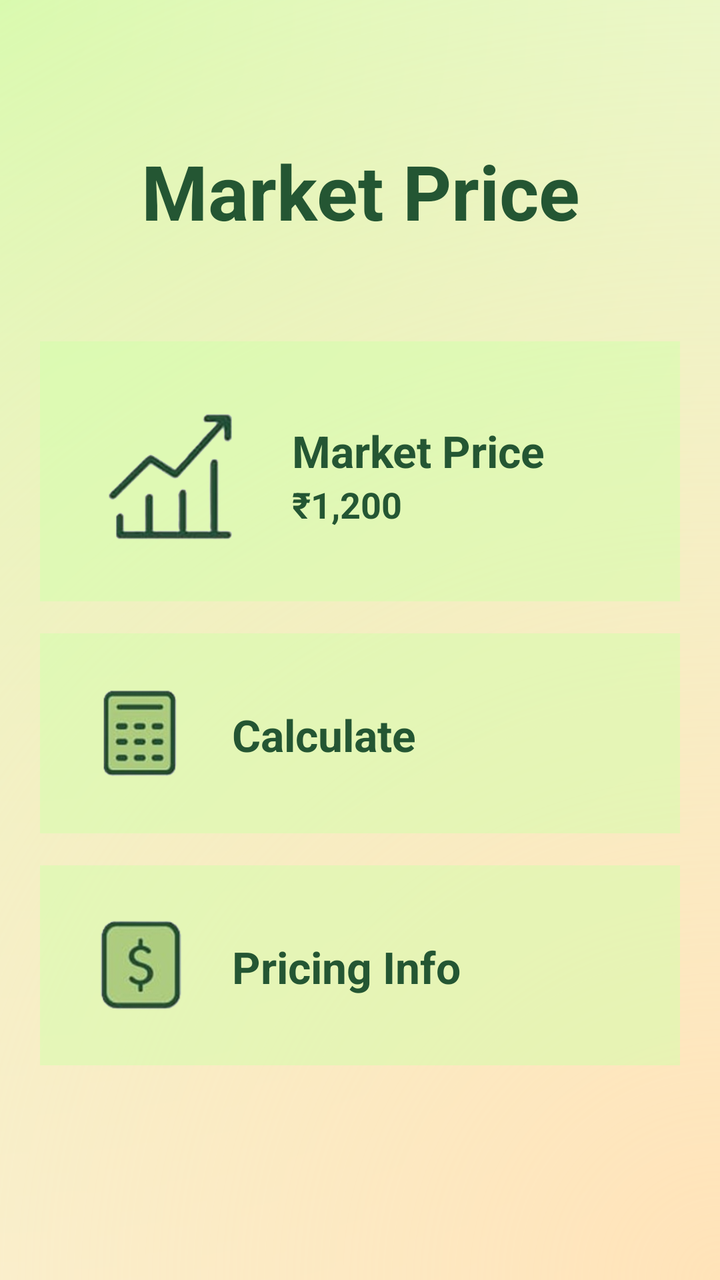
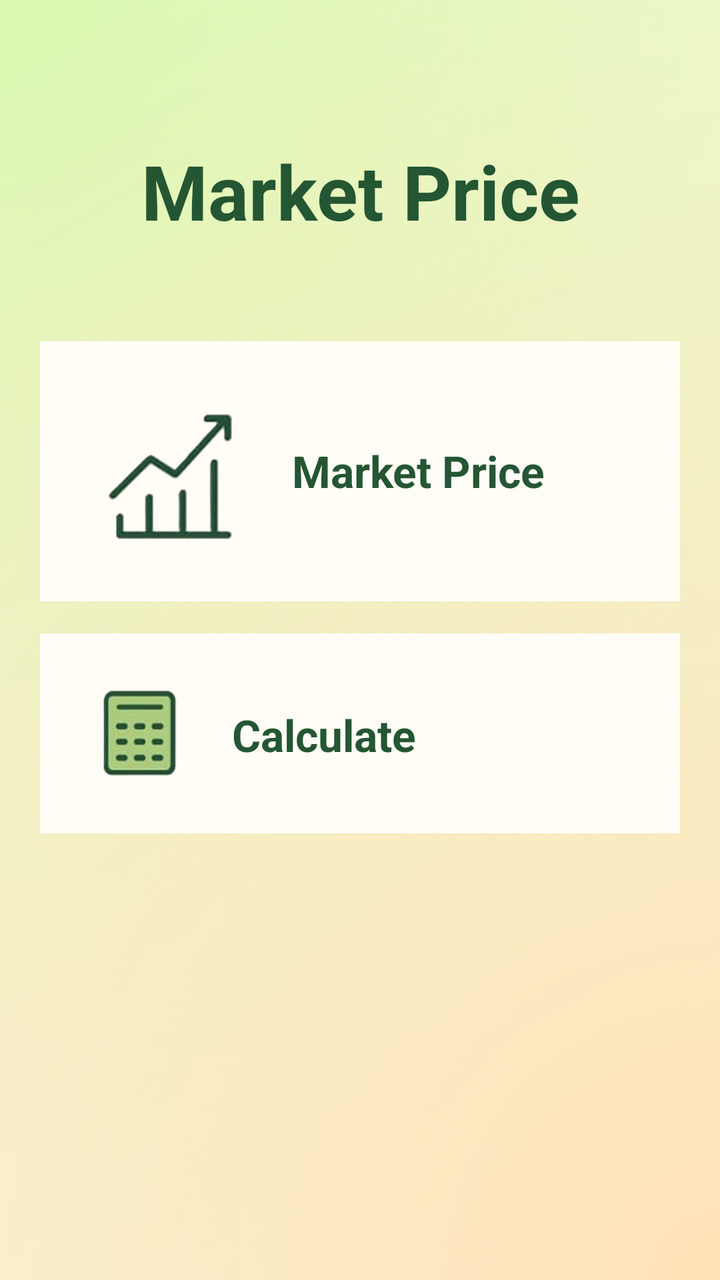

An Android layout rendered at two revisions. The XML below is the earlier revision; the diff shows what the commit changed to produce the second picture.
<!-- AndroidManifest.xml: application theme Theme.Sakha -->
<!-- res/layout/activity_marketprice.xml -->
<?xml version="1.0" encoding="utf-8"?>
<LinearLayout xmlns:android="http://schemas.android.com/apk/res/android"
    android:layout_width="match_parent"
    android:layout_height="match_parent"
    android:orientation="vertical"
    android:padding="20dp"
    android:background="@drawable/radiant_bg">

    <TextView
        android:id="@+id/tvTitle"
        android:layout_width="match_parent"
        android:layout_height="wrap_content"
        android:text="Market Price"
        android:textSize="38sp"
        android:textStyle="bold"
        android:textColor="@color/darkGreen_text"
        android:gravity="center"
        android:layout_marginVertical="50dp"/>

    <LinearLayout
        android:id="@+id/cardMarketPrice"
        android:layout_width="match_parent"
        android:layout_height="wrap_content"
        android:orientation="horizontal"
        android:padding="20dp"
        android:background="@color/newgreen"

        android:layout_marginBottom="16dp">

        <ImageView
            android:layout_width="90dp"
            android:layout_height="90dp"
            android:contentDescription="market Price"
            android:src="@drawable/mk_price_icon"
            android:layout_marginEnd="16dp" />

        <LinearLayout
            android:layout_width="wrap_content"
            android:layout_height="wrap_content"
            android:orientation="vertical"
            android:layout_marginTop="20dp">

            <TextView
                android:layout_width="wrap_content"
                android:layout_height="wrap_content"
                android:text="Market Price"
                android:textSize="22sp"
                android:textColor="@color/darkGreen_text"
                android:textStyle="bold"/>

            <TextView
                android:id="@+id/tvMarketPrice"
                android:layout_width="wrap_content"
                android:layout_height="wrap_content"
                android:text="₹1,200"
                android:textSize="18sp"
                android:textColor="@color/darkGreen_text"
                android:textStyle="bold"/>
        </LinearLayout>
    </LinearLayout>

    <LinearLayout
        android:id="@+id/Calculate"
        android:layout_width="match_parent"
        android:layout_height="wrap_content"
        android:orientation="horizontal"
        android:padding="20dp"
        android:layout_marginBottom="16dp"
        android:background="@color/newgreen">

        <ImageView
            android:layout_width="60dp"
            android:layout_height="60dp"
            android:contentDescription="calculate"
            android:src="@drawable/calculator_icon"
            android:layout_marginEnd="16dp" />

        <TextView
            android:layout_width="wrap_content"
            android:layout_height="wrap_content"
            android:text="Calculate"
            android:layout_marginTop="16dp"
            android:textSize="22sp"
            android:textColor="@color/darkGreen_text"
            android:textStyle="bold"/>
    </LinearLayout>

    <LinearLayout
        android:id="@+id/cardPricingInfo"
        android:layout_width="match_parent"
        android:layout_height="wrap_content"
        android:orientation="horizontal"
        android:padding="20dp"
        android:background="@color/newgreen">

        <ImageView
            android:layout_width="60dp"
            android:layout_height="60dp"
            android:contentDescription="pricing information"
            android:src="@drawable/pricing_info_icon"
            android:layout_marginEnd="16dp" />

        <TextView
            android:layout_width="wrap_content"
            android:layout_height="wrap_content"
            android:text="Pricing Info"
            android:layout_marginTop="16dp"
            android:textSize="22sp"
            android:textColor="@color/darkGreen_text"
            android:textStyle="bold"/>
    </LinearLayout>
</LinearLayout>
<!-- resources referenced by this layout -->
<resources>
  <color name="darkGreen_text">#245633</color>
  <color name="newgreen">#77CEFFA7</color>
  <!-- drawable calculator_icon: png bitmap (drawable, 13451 bytes) -->
  <!-- drawable mk_price_icon: png bitmap (drawable, 17132 bytes) -->
  <!-- drawable pricing_info_icon: png bitmap (drawable, 10991 bytes) -->
  <!-- drawable radiant_bg (drawable) -->
  <?xml version="1.0" encoding="utf-8"?>
  <layer-list xmlns:android="http://schemas.android.com/apk/res/android">
  
      
      <item>
          <shape android:shape="rectangle">
              <gradient
                  android:type="radial"
                  android:centerX="0.0"
                  android:centerY="0.0"
                  android:gradientRadius="900dp"
                  android:startColor="@color/gradient_green"
                  android:endColor="@android:color/white" />
          </shape>
      </item>
  
      
      <item>
          <shape android:shape="rectangle">
              <gradient
                  android:type="radial"
                  android:centerX="1.0"
                  android:centerY="1.0"
                  android:gradientRadius="900dp"
                  android:startColor="@color/radiant_background"
                  android:endColor="@android:color/transparent" />
          </shape>
      </item>
  
  </layer-list>
  <style name="Theme.Sakha" parent="Base.Theme.Sakha" />
  <color name="gradient_green">#D1FFAD</color>
  <color name="radiant_background">#FFE3B8</color>
  <style name="Base.Theme.Sakha" parent="Theme.Material3.DayNight.NoActionBar">
          
          
      </style>
</resources>

<!-- the commit's change to res/layout/activity_marketprice.xml (unified diff, before → after) -->
@@ -23,7 +23,7 @@
         android:layout_height="wrap_content"
         android:orientation="horizontal"
         android:padding="20dp"
-        android:background="@color/newgreen"
+        android:background="@color/FarmtipsBg"
 
         android:layout_marginBottom="16dp">
 
@@ -38,22 +38,13 @@
             android:layout_width="wrap_content"
             android:layout_height="wrap_content"
             android:orientation="vertical"
-            android:layout_marginTop="20dp">
+            android:layout_marginTop="30dp">
 
             <TextView
                 android:layout_width="wrap_content"
                 android:layout_height="wrap_content"
                 android:text="Market Price"
                 android:textSize="22sp"
-                android:textColor="@color/darkGreen_text"
-                android:textStyle="bold"/>
-
-            <TextView
-                android:id="@+id/tvMarketPrice"
-                android:layout_width="wrap_content"
-                android:layout_height="wrap_content"
-                android:text="₹1,200"
-                android:textSize="18sp"
                 android:textColor="@color/darkGreen_text"
                 android:textStyle="bold"/>
         </LinearLayout>
@@ -66,7 +57,7 @@
         android:orientation="horizontal"
         android:padding="20dp"
         android:layout_marginBottom="16dp"
-        android:background="@color/newgreen">
+        android:background="@color/FarmtipsBg">
 
         <ImageView
             android:layout_width="60dp"
@@ -84,29 +75,4 @@
             android:textColor="@color/darkGreen_text"
             android:textStyle="bold"/>
     </LinearLayout>
-
-    <LinearLayout
-        android:id="@+id/cardPricingInfo"
-        android:layout_width="match_parent"
-        android:layout_height="wrap_content"
-        android:orientation="horizontal"
-        android:padding="20dp"
-        android:background="@color/newgreen">
-
-        <ImageView
-            android:layout_width="60dp"
-            android:layout_height="60dp"
-            android:contentDescription="pricing information"
-            android:src="@drawable/pricing_info_icon"
-            android:layout_marginEnd="16dp" />
-
-        <TextView
-            android:layout_width="wrap_content"
-            android:layout_height="wrap_content"
-            android:text="Pricing Info"
-            android:layout_marginTop="16dp"
-            android:textSize="22sp"
-            android:textColor="@color/darkGreen_text"
-            android:textStyle="bold"/>
-    </LinearLayout>
 </LinearLayout>
<!-- resource entries referenced after the edit -->
@@ -1,10 +1,9 @@
 <!-- resources referenced by this layout -->
 <resources>
+  <color name="FarmtipsBg">#FFFDF6</color>
   <color name="darkGreen_text">#245633</color>
-  <color name="newgreen">#77CEFFA7</color>
   <!-- drawable calculator_icon: png bitmap (drawable, 13451 bytes) -->
   <!-- drawable mk_price_icon: png bitmap (drawable, 17132 bytes) -->
-  <!-- drawable pricing_info_icon: png bitmap (drawable, 10991 bytes) -->
   <!-- drawable radiant_bg (drawable) -->
   <?xml version="1.0" encoding="utf-8"?>
   <layer-list xmlns:android="http://schemas.android.com/apk/res/android">
